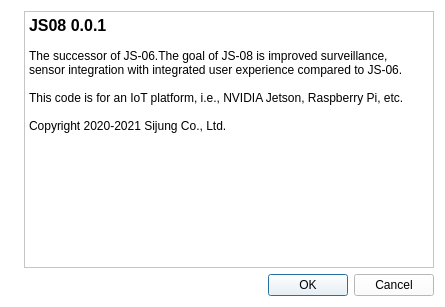
Oh-JongJin/js08, file js06/resources/about_view.ui: the form before one commit.
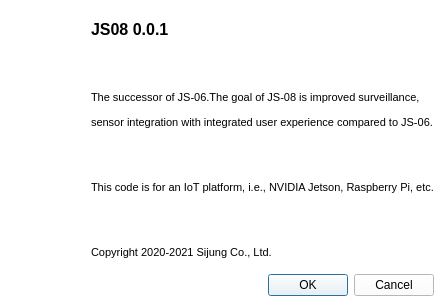
The form after the commit. Icons and pictures are not drawn.

```diff
--- a/js06/resources/about_view.ui
+++ b/js06/resources/about_view.ui
@@ -38,20 +38,12 @@
      <item>
       <layout class="QVBoxLayout" name="verticalLayout_2">
        <item>
-        <widget class="QTextBrowser" name="textBrowser">
-         <property name="html">
-          <string>&lt;!DOCTYPE HTML PUBLIC &quot;-//W3C//DTD HTML 4.0//EN&quot; &quot;http://www.w3.org/TR/REC-html40/strict.dtd&quot;&gt;
-&lt;html&gt;&lt;head&gt;&lt;meta name=&quot;qrichtext&quot; content=&quot;1&quot; /&gt;&lt;style type=&quot;text/css&quot;&gt;
-p, li { white-space: pre-wrap; }
-&lt;/style&gt;&lt;/head&gt;&lt;body style=&quot; font-family:'Gulim'; font-size:9pt; font-weight:400; font-style:normal;&quot;&gt;
-&lt;p style=&quot; margin-top:0px; margin-bottom:0px; margin-left:0px; margin-right:0px; -qt-block-indent:0; text-indent:0px;&quot;&gt;&lt;span style=&quot; font-size:12pt; font-weight:600;&quot;&gt;JS08 0.0.1&lt;/span&gt;&lt;/p&gt;
-&lt;p style=&quot;-qt-paragraph-type:empty; margin-top:0px; margin-bottom:0px; margin-left:0px; margin-right:0px; -qt-block-indent:0; text-indent:0px;&quot;&gt;&lt;br /&gt;&lt;/p&gt;
-&lt;p style=&quot; margin-top:0px; margin-bottom:0px; margin-left:0px; margin-right:0px; -qt-block-indent:0; text-indent:0px;&quot;&gt;The successor of JS-06.The goal of JS-08 is improved surveillance, &lt;/p&gt;
-&lt;p style=&quot; margin-top:0px; margin-bottom:0px; margin-left:0px; margin-right:0px; -qt-block-indent:0; text-indent:0px;&quot;&gt;sensor integration with integrated user experience compared to JS-06.&lt;/p&gt;
-&lt;p style=&quot;-qt-paragraph-type:empty; margin-top:0px; margin-bottom:0px; margin-left:0px; margin-right:0px; -qt-block-indent:0; text-indent:0px;&quot;&gt;&lt;br /&gt;&lt;/p&gt;
-&lt;p style=&quot; margin-top:0px; margin-bottom:0px; margin-left:0px; margin-right:0px; -qt-block-indent:0; text-indent:0px;&quot;&gt;This code is for an IoT platform, i.e., NVIDIA Jetson, Raspberry Pi, etc.&lt;/p&gt;
-&lt;p style=&quot;-qt-paragraph-type:empty; margin-top:0px; margin-bottom:0px; margin-left:0px; margin-right:0px; -qt-block-indent:0; text-indent:0px;&quot;&gt;&lt;br /&gt;&lt;/p&gt;
-&lt;p style=&quot; margin-top:0px; margin-bottom:0px; margin-left:0px; margin-right:0px; -qt-block-indent:0; text-indent:0px;&quot;&gt;Copyright 2020-2021 Sijung Co., Ltd.&lt;/p&gt;&lt;/body&gt;&lt;/html&gt;</string>
+        <widget class="QLabel" name="label_2">
+         <property name="styleSheet">
+          <string notr="true">font: 9pt &quot;Noto Sans&quot;;</string>
+         </property>
+         <property name="text">
+          <string>&lt;html&gt;&lt;head/&gt;&lt;body&gt;&lt;p&gt;&lt;span style=&quot; font-size:12pt; font-weight:600;&quot;&gt;JS08 0.0.1&lt;/span&gt;&lt;/p&gt;&lt;p&gt;&lt;br/&gt;&lt;/p&gt;&lt;p&gt;&lt;span style=&quot; font-size:8pt;&quot;&gt;The successor of JS-06.The goal of JS-08 is improved surveillance, &lt;/span&gt;&lt;/p&gt;&lt;p&gt;&lt;span style=&quot; font-size:8pt;&quot;&gt;sensor integration with integrated user experience compared to JS-06.&lt;/span&gt;&lt;/p&gt;&lt;p&gt;&lt;span style=&quot; font-size:8pt;&quot;&gt;&lt;br/&gt;&lt;/span&gt;&lt;/p&gt;&lt;p&gt;&lt;span style=&quot; font-size:8pt;&quot;&gt;This code is for an IoT platform, i.e., NVIDIA Jetson, Raspberry Pi, etc.&lt;/span&gt;&lt;/p&gt;&lt;p&gt;&lt;span style=&quot; font-size:8pt;&quot;&gt;&lt;br/&gt;&lt;/span&gt;&lt;/p&gt;&lt;p&gt;&lt;span style=&quot; font-size:8pt;&quot;&gt;Copyright 2020-2021 Sijung Co., Ltd.&lt;/span&gt;&lt;/p&gt;&lt;/body&gt;&lt;/html&gt;</string>
          </property>
         </widget>
        </item>
```
